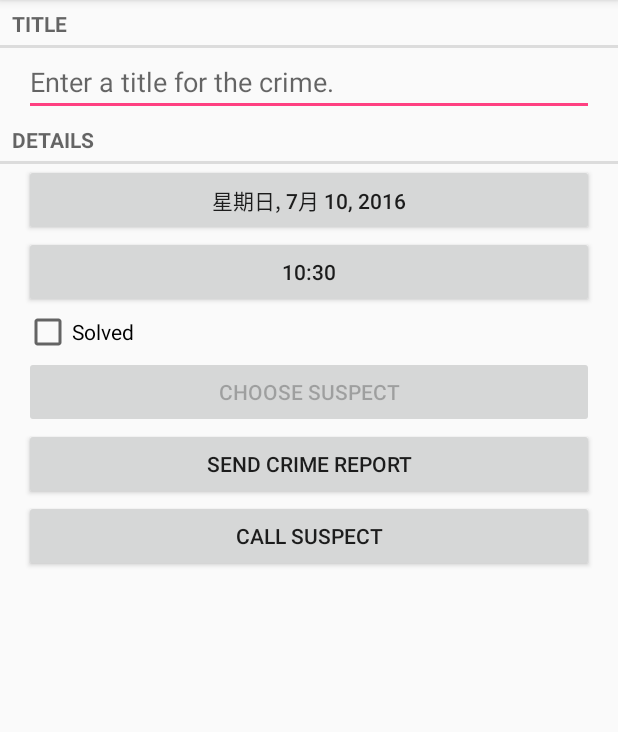
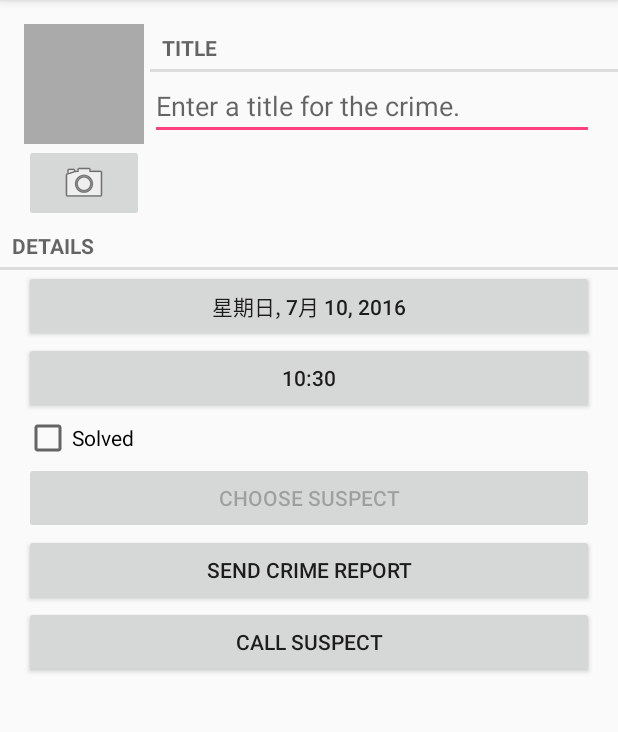
Before and after one commit to Mr-lidajun/Big-Nerd-Ranch-Guide, an Android app: the CrimeFragment screen opened directly, with no data from a screen before it, on a phone screen of 412 x 824 dp, the part 84-816 px from its top. Run offline under Robolectric (Android 15) with nearby library versions, the phone set to English and light mode, and no system bars.

Commit message:
第16章 使用Intent拍照-外部存储、缩放和显示位图

```diff
--- a/CriminalIntent/src/main/java/com/bignerdranch/android/criminalintent/Crime.java
+++ b/CriminalIntent/src/main/java/com/bignerdranch/android/criminalintent/Crime.java
@@ -92,4 +92,8 @@ public class Crime {
         SimpleDateFormat sdf = new SimpleDateFormat(format, Locale.CHINA);
         return sdf.format(mDate);
     }
+
+    public String getPhotoFileName() {
+        return "IMG_" + getId().toString() + ".jpg";
+    }
 }
--- a/CriminalIntent/src/main/java/com/bignerdranch/android/criminalintent/CrimeFragment.java
+++ b/CriminalIntent/src/main/java/com/bignerdranch/android/criminalintent/CrimeFragment.java
@@ -1,13 +1,19 @@
 package com.bignerdranch.android.criminalintent;
+
+import java.io.File;
+import java.util.Date;
+import java.util.UUID;
 
 import android.app.Activity;
 import android.content.Intent;
 import android.content.pm.PackageManager;
 import android.content.res.Configuration;
 import android.database.Cursor;
+import android.graphics.Bitmap;
 import android.net.Uri;
 import android.os.Bundle;
 import android.provider.ContactsContract;
+import android.provider.MediaStore;
 import android.support.annotation.Nullable;
 import android.support.v4.app.Fragment;
 import android.support.v4.app.FragmentManager;
@@ -15,6 +21,7 @@ import android.support.v4.app.ShareCompat;
 import android.text.Editable;
 import android.text.TextUtils;
 import android.text.TextWatcher;
+import android.util.Log;
 import android.view.LayoutInflater;
 import android.view.Menu;
 import android.view.MenuInflater;
@@ -25,8 +32,8 @@ import android.widget.Button;
 import android.widget.CheckBox;
 import android.widget.CompoundButton;
 import android.widget.EditText;
-import java.util.Date;
-import java.util.UUID;
+import android.widget.ImageButton;
+import android.widget.ImageView;
 
 /**
  * @author lidajun
@@ -54,10 +61,12 @@ public class CrimeFragment extends Fragment {
     private static final String ARG_CRIME_ID = "crime_id";
     private static final String DIALOG_DATE = "DialogDate";
     private static final String DIALOG_TIME = "DialogTime";
+    private static final String DIALOG_SUSPECT = "DialogSuspect";
     public static final String EXTRA_DELETE_CRIME = "delete_crime";
     private static final int REQUEST_DATE = 0;
     private static final int REQUEST_TIME = 1;
     private static final int REQUEST_CONTACT = 2;
+    private static final int REQUEST_PHOTO = 3;
 
     private Crime mCrime;
     private EditText mTitleField;
@@ -76,6 +85,10 @@ public class CrimeFragment extends Fragment {
      * 拨打嫌疑人电话
      */
     private Button mCallSuspectButton;
+
+    private ImageButton mPhotoButton;
+    private ImageView mPhotoView;
+    private File mPhotoFile;
 
     /**
      * 托管activity需要fragment实例时，转而调用newsInstance()方法，而非直接调用其构造方法。
@@ -116,6 +129,7 @@ public class CrimeFragment extends Fragment {
         // 从argument中获取crime ID
         UUID crimeId = (UUID) getArguments().getSerializable(ARG_CRIME_ID);
         mCrime = CrimeLab.get(getActivity()).getCrime(crimeId);
+        mPhotoFile = CrimeLab.get(getActivity()).getPhotoFile(mCrime);
     }
 
     @Override
@@ -250,6 +264,17 @@ public class CrimeFragment extends Fragment {
             }
         });
 
+        if (!TextUtils.isEmpty(mCrime.getSuspect())) {
+            mSuspectButton.setText(mCrime.getSuspect());
+        }
+
+        // 检查可响应任务的activity (如果不做检查，一旦操作系统找不到匹配的activity，应用就会崩溃)
+        // flag标志MATCH_DEFAULT_ONLY限定只搜索带CATEGORY_DEFAULT标志的activity
+        PackageManager packageManager = getActivity().getPackageManager();
+        if (packageManager.resolveActivity(pickContact, PackageManager.MATCH_DEFAULT_ONLY) == null) {
+            mSuspectButton.setEnabled(false);
+        }
+
         /*
          * Challenge: Call a suspect
          * https://forums.bignerdranch.com/t/challenge-call-a-suspect/7828
@@ -282,16 +307,25 @@ public class CrimeFragment extends Fragment {
             }
         });
 
-        if (!TextUtils.isEmpty(mCrime.getSuspect())) {
-            mSuspectButton.setText(mCrime.getSuspect());
+        mPhotoButton = (ImageButton) v.findViewById(R.id.crime_camera);
+        final Intent captureImage = new Intent(MediaStore.ACTION_IMAGE_CAPTURE);
+        boolean canTakePhoto = mPhotoFile != null && captureImage.resolveActivity(packageManager) != null;
+        mPhotoButton.setEnabled(canTakePhoto);
+
+        if (canTakePhoto) {
+            Uri uri = Uri.fromFile(mPhotoFile);
+            captureImage.putExtra(MediaStore.EXTRA_OUTPUT, uri);
         }
 
-        // 检查可响应任务的activity (如果不做检查，一旦操作系统找不到匹配的activity，应用就会崩溃)
-        // flag标志MATCH_DEFAULT_ONLY限定只搜索带CATEGORY_DEFAULT标志的activity
-        PackageManager packageManager = getActivity().getPackageManager();
-        if (packageManager.resolveActivity(pickContact, PackageManager.MATCH_DEFAULT_ONLY) == null) {
-            mSuspectButton.setEnabled(false);
-        }
+        mPhotoButton.setOnClickListener(new View.OnClickListener() {
+            @Override
+            public void onClick(View v) {
+                startActivityForResult(captureImage, REQUEST_PHOTO);
+            }
+        });
+
+        mPhotoView = (ImageView) v.findViewById(R.id.crime_photo);
+        updatePhotoView();
 
         return v;
     }
@@ -363,6 +397,8 @@ public class CrimeFragment extends Fragment {
             } finally {
                 c.close();
             }
+        } else if (requestCode == REQUEST_PHOTO) {
+            updatePhotoView();
         }
     }
 
@@ -409,4 +445,23 @@ public class CrimeFragment extends Fragment {
         String report = getString(R.string.crime_report, mCrime.getTitle(), dataString, solvedString, suspect);
         return report;
     }
+
+    /**
+     * 更新mPhotoView
+     */
+    private void updatePhotoView() {
+        if (mPhotoFile == null || !mPhotoFile.exists()) {
+            mPhotoView.setImageDrawable(null);
+        } else {
+            //Bitmap bitmap = PictureUtils.getScaledBitmap(mPhotoFile.getPath(), getActivity());
+            //Bitmap bitmap = PictureUtils.scaleDownAndRotatePic(mPhotoFile.getPath());
+            //Point size = new Point();
+            //getActivity().getWindowManager().getDefaultDisplay().getSize(size);// 获取屏幕尺寸
+            //Bitmap bitmap = PictureUtils.decodeSampledBitmapFromResource(mPhotoFile.getPath(), size.x, size.y);
+            //Log.d(TAG, "bitmap size=" + bitmap.getByteCount() + ", size.x=" + size.x + ", size.y=" + size.y);
+            Bitmap bitmap = PictureUtils.decodeSampledBitmapFromFile(mPhotoFile.getPath(), 240, 240);
+            Log.d(TAG, "bitmap size=" + bitmap.getByteCount());
+            mPhotoView.setImageBitmap(bitmap);
+        }
+    }
 }
--- a/CriminalIntent/src/main/java/com/bignerdranch/android/criminalintent/CrimeLab.java
+++ b/CriminalIntent/src/main/java/com/bignerdranch/android/criminalintent/CrimeLab.java
@@ -1,13 +1,17 @@
 package com.bignerdranch.android.criminalintent;
+
+import android.os.Environment;
+import java.io.File;
+import java.util.ArrayList;
+import java.util.List;
+import java.util.UUID;
+
+import com.bignerdranch.android.criminalintent.CrimeDbSchema.CrimeTable;
 
 import android.content.ContentValues;
 import android.content.Context;
 import android.database.Cursor;
 import android.database.sqlite.SQLiteDatabase;
-import java.util.ArrayList;
-import java.util.List;
-import java.util.UUID;
-import com.bignerdranch.android.criminalintent.CrimeDbSchema.CrimeTable;
 
 /**
  * @author lidajun
@@ -86,6 +90,24 @@ public class CrimeLab {
         }
     }
 
+    /**
+     * 定位图片文件
+     * getExternalFilesDir(String):
+     *  获取主外部存储上存放常规文件的文件目录。通过String参数，可访问特定内容类型的子目录。内容类型常量以DIRECTORY_为前缀，
+     *  定义在Environment中。例如，用于图像文件的Environment.DIRECTORY_PICTURES
+     * @param crime
+     * @return
+     */
+    public File getPhotoFile(Crime crime) {
+        File externalFilesDir = mContext.getExternalFilesDir(Environment.DIRECTORY_PICTURES);
+        if (externalFilesDir == null) {
+            return null;
+        }
+
+        return new File(externalFilesDir, crime.getPhotoFileName());
+
+    }
+
     public void updateCrime(Crime crime) {
         String uuidString = crime.getId().toString();
         ContentValues values = getContentValues(crime);
--- a/CriminalIntent/src/main/res/layout-land/fragment_crime.xml
+++ b/CriminalIntent/src/main/res/layout-land/fragment_crime.xml
@@ -5,21 +5,8 @@
     android:orientation="vertical"
     >
 
-    <TextView
-        android:layout_width="match_parent"
-        android:layout_height="wrap_content"
-        android:text="@string/crime_title_label"
-        style="?android:listSeparatorTextViewStyle"
-        />
-
-    <EditText
-        android:id="@+id/crime_title"
-        android:layout_width="match_parent"
-        android:layout_height="wrap_content"
-        android:layout_marginLeft="16dp"
-        android:layout_marginRight="16dp"
-        android:hint="@string/crime_title_hint"
-        />
+    <include
+        layout="@layout/view_camera_and_title"/>
 
     <TextView
         android:layout_width="match_parent"
--- a/CriminalIntent/src/main/res/layout/fragment_crime.xml
+++ b/CriminalIntent/src/main/res/layout/fragment_crime.xml
@@ -5,21 +5,8 @@
     android:orientation="vertical"
     >
 
-    <TextView
-        android:layout_width="match_parent"
-        android:layout_height="wrap_content"
-        android:text="@string/crime_title_label"
-        style="?android:listSeparatorTextViewStyle"
-        />
-
-    <EditText
-        android:id="@+id/crime_title"
-        android:layout_width="match_parent"
-        android:layout_height="wrap_content"
-        android:layout_marginLeft="16dp"
-        android:layout_marginRight="16dp"
-        android:hint="@string/crime_title_hint"
-        />
+    <include
+        layout="@layout/view_camera_and_title"/>
 
     <TextView
         android:layout_width="match_parent"
--- /dev/null
+++ b/CriminalIntent/src/main/res/layout/view_camera_and_title.xml
@@ -0,0 +1,59 @@
+<?xml version="1.0" encoding="utf-8"?>
+<LinearLayout xmlns:android="http://schemas.android.com/apk/res/android"
+    android:layout_width="match_parent"
+    android:layout_height="wrap_content"
+    android:layout_marginLeft="16dp"
+    android:layout_marginTop="16dp"
+    android:orientation="horizontal"
+    >
+
+    <LinearLayout
+        android:layout_width="wrap_content"
+        android:layout_height="wrap_content"
+        android:layout_marginRight="4dp"
+        android:orientation="vertical"
+        >
+
+        <ImageView
+            android:id="@+id/crime_photo"
+            android:layout_width="80dp"
+            android:layout_height="80dp"
+            android:scaleType="centerInside"
+            android:background="@android:color/darker_gray"
+            android:cropToPadding="true"
+            />
+
+        <ImageButton
+            android:id="@+id/crime_camera"
+            android:layout_width="match_parent"
+            android:layout_height="wrap_content"
+            android:src="@android:drawable/ic_menu_camera"
+            />
+
+    </LinearLayout>
+
+    <LinearLayout
+        android:layout_width="wrap_content"
+        android:layout_height="wrap_content"
+        android:orientation="vertical"
+        android:layout_weight="1"
+        >
+
+        <TextView
+            android:layout_width="match_parent"
+            android:layout_height="wrap_content"
+            android:text="@string/crime_title_label"
+            style="?android:listSeparatorTextViewStyle"
+            />
+
+        <EditText
+            android:id="@+id/crime_title"
+            android:layout_width="match_parent"
+            android:layout_height="wrap_content"
+            android:layout_marginRight="16dp"
+            android:hint="@string/crime_title_hint"
+            />
+
+    </LinearLayout>
+
+</LinearLayout>
```
Also changed, not shown: CriminalIntent/src/main/AndroidManifest.xml (+9 -0 lines), CriminalIntent/src/main/java/com/bignerdranch/android/criminalintent/PictureUtils.java (added, +203 -0 lines).
